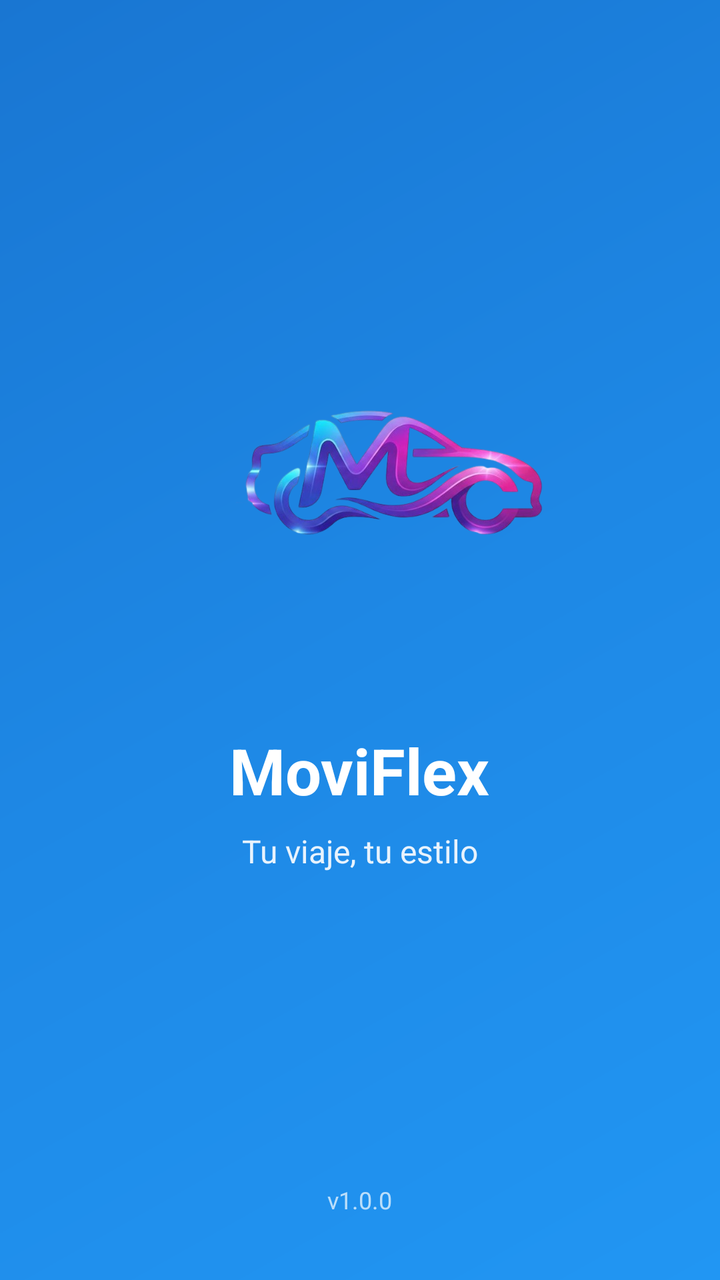
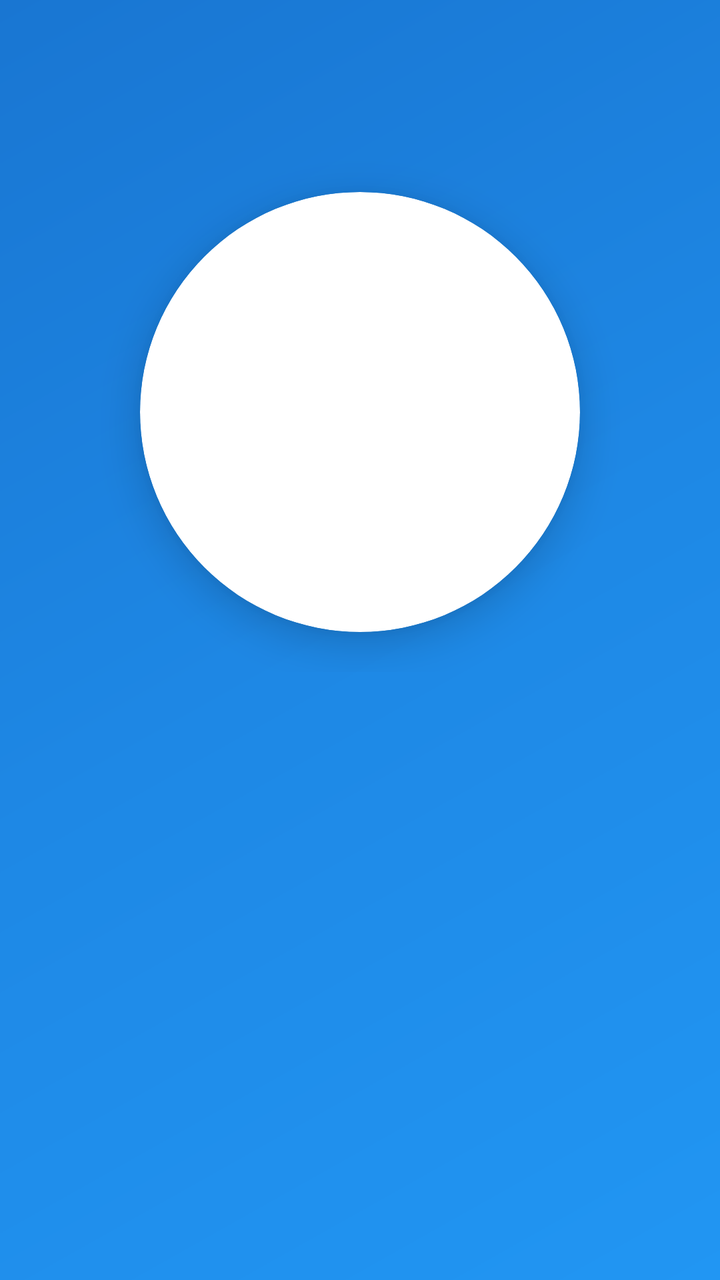

Before-and-after screenshots of an Android layout around one commit, followed by the original layout XML and the change that was made.
<!-- AndroidManifest.xml: application theme Theme.Moviflexx -->
<!-- res/layout/activity_main.xml -->
<?xml version="1.0" encoding="utf-8"?>
<RelativeLayout xmlns:android="http://schemas.android.com/apk/res/android"
    android:layout_width="match_parent"
    android:layout_height="match_parent"
    android:background="@drawable/splash_gradient">

    
    <LinearLayout
        android:layout_width="wrap_content"
        android:layout_height="wrap_content"
        android:layout_centerInParent="true"
        android:orientation="vertical"
        android:gravity="center">

        
        <ImageView
            android:id="@+id/splash_logo"
            android:layout_width="220dp"
            android:layout_height="220dp"
            android:src="@drawable/movi"
            android:contentDescription="@string/splash_logo_description"
            android:scaleType="fitCenter"/>

        
        <TextView
            android:id="@+id/app_name"
            android:layout_width="wrap_content"
            android:layout_height="wrap_content"
            android:text="@string/app_name"
            android:textSize="32sp"
            android:textColor="#FFFFFF"
            android:textStyle="bold"
            android:fontFamily="sans-serif"
            android:layout_marginTop="20dp"/>

        
        <TextView
            android:id="@+id/app_slogan"
            android:layout_width="wrap_content"
            android:layout_height="wrap_content"
            android:text="@string/splash_slogan"
            android:textSize="16sp"
            android:textColor="#FFFFFF"
            android:alpha="0.9"
            android:fontFamily="sans-serif"
            android:layout_marginTop="8dp"/>

        
        <ProgressBar
            android:id="@+id/splash_progress"
            style="?android:attr/progressBarStyle"
            android:layout_width="48dp"
            android:layout_height="48dp"
            android:layout_marginTop="32dp"
            android:indeterminateTint="#FFFFFF"/>
    </LinearLayout>

    
    <TextView
        android:layout_width="wrap_content"
        android:layout_height="wrap_content"
        android:text="@string/splash_version"
        android:textSize="12sp"
        android:textColor="#FFFFFF"
        android:alpha="0.7"
        android:layout_alignParentBottom="true"
        android:layout_centerHorizontal="true"
        android:layout_marginBottom="32dp"
        android:fontFamily="sans-serif"/>
</RelativeLayout>
<!-- resources referenced by this layout -->
<resources>
  <!-- drawable movi: png bitmap (drawable, 177579 bytes) -->
  <!-- drawable splash_gradient (drawable) -->
  <?xml version="1.0" encoding="utf-8"?>
  <shape xmlns:android="http://schemas.android.com/apk/res/android">
      <gradient
          android:angle="135"
          android:startColor="#2196F3"
          android:centerColor="#1E88E5"
          android:endColor="#1976D2"
          android:type="linear"/>
  </shape>
  <string name="app_name">MoviFlex</string>
  <string name="splash_logo_description">Logo de la aplicación</string>
  <string name="splash_slogan">Tu viaje, tu estilo</string>
  <string name="splash_version">v1.0.0</string>
  <style name="Theme.Moviflexx" parent="Base.Theme.Moviflexx" />
  <style name="Base.Theme.Moviflexx" parent="Theme.Material3.DayNight.NoActionBar">
          
          
      </style>
</resources>

<!-- the commit's change to res/layout/activity_main.xml (unified diff, before → after) -->
@@ -1,70 +1,223 @@
 <?xml version="1.0" encoding="utf-8"?>
 <RelativeLayout xmlns:android="http://schemas.android.com/apk/res/android"
+    xmlns:app="http://schemas.android.com/apk/res-auto"
     android:layout_width="match_parent"
     android:layout_height="match_parent"
     android:background="@drawable/splash_gradient">
 
     
-    <LinearLayout
+    <View
+        android:id="@+id/shine_effect"
+        android:layout_width="match_parent"
+        android:layout_height="match_parent"
+        android:alpha="0.0"
+        android:background="@drawable/movi"/>
+
+    
+    <View
+        android:id="@+id/particle_1"
+        android:layout_width="8dp"
+        android:layout_height="8dp"
+        android:layout_marginStart="50dp"
+        android:layout_marginTop="100dp"
+        android:background="@drawable/particle_circle"
+        android:alpha="0.0"/>
+
+    <View
+        android:id="@+id/particle_2"
+        android:layout_width="6dp"
+        android:layout_height="6dp"
+        android:layout_marginEnd="80dp"
+        android:layout_marginTop="200dp"
+        android:layout_alignParentEnd="true"
+        android:background="@drawable/particle_circle"
+        android:alpha="0.0"/>
+
+    <View
+        android:id="@+id/particle_3"
+        android:layout_width="10dp"
+        android:layout_height="10dp"
+        android:layout_marginStart="100dp"
+        android:layout_marginBottom="150dp"
+        android:layout_alignParentBottom="true"
+        android:background="@drawable/particle_circle"
+        android:alpha="0.0"/>
+
+    
+    <androidx.cardview.widget.CardView
+        android:id="@+id/main_container"
         android:layout_width="wrap_content"
         android:layout_height="wrap_content"
         android:layout_centerInParent="true"
-        android:orientation="vertical"
-        android:gravity="center">
-
-        
-        <ImageView
-            android:id="@+id/splash_logo"
-            android:layout_width="220dp"
-            android:layout_height="220dp"
-            android:src="@drawable/movi"
-            android:contentDescription="@string/splash_logo_description"
-            android:scaleType="fitCenter"/>
-
-        
-        <TextView
-            android:id="@+id/app_name"
+        app:cardBackgroundColor="#00000000"
+        app:cardElevation="0dp"
+        app:cardCornerRadius="24dp">
+
+        <LinearLayout
             android:layout_width="wrap_content"
             android:layout_height="wrap_content"
-            android:text="@string/app_name"
-            android:textSize="32sp"
-            android:textColor="#FFFFFF"
-            android:textStyle="bold"
-            android:fontFamily="sans-serif"
-            android:layout_marginTop="20dp"/>
-
-        
+            android:orientation="vertical"
+            android:gravity="center"
+            android:padding="24dp">
+
+            
+            <FrameLayout
+                android:layout_width="260dp"
+                android:layout_height="260dp">
+
+                
+                <View
+                    android:id="@+id/circle_outer"
+                    android:layout_width="260dp"
+                    android:layout_height="260dp"
+                    android:layout_gravity="center"
+                    android:background="@drawable/circle_ripple"
+                    android:alpha="0.0"/>
+
+                
+                <View
+                    android:id="@+id/circle_middle"
+                    android:layout_width="240dp"
+                    android:layout_height="240dp"
+                    android:layout_gravity="center"
+                    android:background="@drawable/circle_glow"
+                    android:alpha="0.0"/>
+
+                
+                <androidx.cardview.widget.CardView
+                    android:layout_width="220dp"
+                    android:layout_height="220dp"
+                    android:layout_gravity="center"
+                    app:cardCornerRadius="110dp"
+                    app:cardElevation="12dp"
+                    app:cardBackgroundColor="#FFFFFF">
+
+                    <ImageView
+                        android:id="@+id/splash_logo"
+                        android:layout_width="match_parent"
+                        android:layout_height="match_parent"
+                        android:src="@drawable/movi"
+                        android:contentDescription="@string/splash_logo_description"
+                        android:scaleType="fitCenter"
+                        android:padding="40dp"
+                        android:alpha="0.0"/>
+                </androidx.cardview.widget.CardView>
+            </FrameLayout>
+
+            
+            <LinearLayout
+                android:id="@+id/text_container"
+                android:layout_width="wrap_content"
+                android:layout_height="wrap_content"
+                android:orientation="vertical"
+                android:gravity="center"
+                android:layout_marginTop="24dp"
+                android:alpha="0.0">
+
+                
+                <TextView
+                    android:id="@+id/app_name"
+                    android:layout_width="wrap_content"
+                    android:layout_height="wrap_content"
+                    android:text="@string/app_name"
+                    android:textSize="42sp"
+                    android:textColor="#FFFFFF"
+                    android:textStyle="bold"
+                    android:fontFamily="sans-serif-medium"
+                    android:letterSpacing="0.05"
+                    android:shadowColor="#80000000"
+                    android:shadowDx="0"
+                    android:shadowDy="4"
+                    android:shadowRadius="8"/>
+
+                
+                <View
+                    android:id="@+id/decorative_line"
+                    android:layout_width="120dp"
+                    android:layout_height="3dp"
+                    android:layout_marginTop="12dp"
+                    android:background="@drawable/line_gradient"
+                    android:alpha="0.9"/>
+
+                
+                <TextView
+                    android:id="@+id/app_slogan"
+                    android:layout_width="wrap_content"
+                    android:layout_height="wrap_content"
+                    android:text="@string/splash_slogan"
+                    android:textSize="18sp"
+                    android:textColor="#FFFFFF"
+                    android:alpha="0.95"
+                    android:fontFamily="sans-serif-light"
+                    android:letterSpacing="0.08"
+                    android:layout_marginTop="12dp"
+                    android:shadowColor="#40000000"
+                    android:shadowDx="0"
+                    android:shadowDy="2"
+                    android:shadowRadius="4"/>
+            </LinearLayout>
+
+            
+            <FrameLayout
+                android:id="@+id/progress_container"
+                android:layout_width="wrap_content"
+                android:layout_height="wrap_content"
+                android:layout_marginTop="40dp"
+                android:alpha="0.0">
+
+                
+                <ProgressBar
+                    android:id="@+id/splash_progress_bg"
+                    style="?android:attr/progressBarStyle"
+                    android:layout_width="56dp"
+                    android:layout_height="56dp"
+                    android:indeterminateTint="#40FFFFFF"/>
+
+                
+                <ProgressBar
+                    android:id="@+id/splash_progress"
+                    style="?android:attr/progressBarStyle"
+                    android:layout_width="56dp"
+                    android:layout_height="56dp"
+                    android:indeterminateTint="#FFFFFF"/>
+            </FrameLayout>
+        </LinearLayout>
+    </androidx.cardview.widget.CardView>
+
+    
+    <LinearLayout
+        android:id="@+id/version_container"
+        android:layout_width="wrap_content"
+        android:layout_height="wrap_content"
+        android:orientation="horizontal"
+        android:layout_alignParentBottom="true"
+        android:layout_centerHorizontal="true"
+        android:layout_marginBottom="40dp"
+        android:alpha="0.0"
+        android:gravity="center">
+
+        <View
+            android:layout_width="40dp"
+            android:layout_height="1dp"
+            android:background="#60FFFFFF"
+            android:layout_gravity="center_vertical"/>
+
         <TextView
-            android:id="@+id/app_slogan"
             android:layout_width="wrap_content"
             android:layout_height="wrap_content"
-            android:text="@string/splash_slogan"
-            android:textSize="16sp"
+            android:text="@string/splash_version"
+            android:textSize="13sp"
             android:textColor="#FFFFFF"
-            android:alpha="0.9"
-            android:fontFamily="sans-serif"
-            android:layout_marginTop="8dp"/>
-
-        
-        <ProgressBar
-            android:id="@+id/splash_progress"
-            style="?android:attr/progressBarStyle"
-            android:layout_width="48dp"
-            android:layout_height="48dp"
-            android:layout_marginTop="32dp"
-            android:indeterminateTint="#FFFFFF"/>
+            android:alpha="0.85"
+            android:fontFamily="sans-serif-light"
+            android:letterSpacing="0.1"
+            android:layout_marginHorizontal="12dp"/>
+
+        <View
+            android:layout_width="40dp"
+            android:layout_height="1dp"
+            android:background="#60FFFFFF"
+            android:layout_gravity="center_vertical"/>
     </LinearLayout>
 
-    
-    <TextView
-        android:layout_width="wrap_content"
-        android:layout_height="wrap_content"
-        android:text="@string/splash_version"
-        android:textSize="12sp"
-        android:textColor="#FFFFFF"
-        android:alpha="0.7"
-        android:layout_alignParentBottom="true"
-        android:layout_centerHorizontal="true"
-        android:layout_marginBottom="32dp"
-        android:fontFamily="sans-serif"/>
 </RelativeLayout>
<!-- resource entries referenced after the edit -->
@@ -1,6 +1,35 @@
 <!-- resources referenced by this layout -->
 <resources>
+  <!-- drawable circle_glow (drawable) -->
+  <shape xmlns:android="http://schemas.android.com/apk/res/android"
+      android:shape="oval">
+      <stroke
+          android:width="3dp"
+          android:color="#80FFFFFF"/>
+      <solid android:color="#20FFFFFF"/>
+  </shape>
+  <!-- drawable circle_ripple (drawable) -->
+  <shape xmlns:android="http://schemas.android.com/apk/res/android"
+      android:shape="oval">
+      <stroke
+          android:width="2dp"
+          android:color="#60FFFFFF"/>
+  </shape>
+  <!-- drawable line_gradient (drawable) -->
+  <shape xmlns:android="http://schemas.android.com/apk/res/android">
+      <gradient
+          android:angle="0"
+          android:startColor="#00FFFFFF"
+          android:centerColor="#FFFFFF"
+          android:endColor="#00FFFFFF"
+          android:type="linear"/>
+  </shape>
   <!-- drawable movi: png bitmap (drawable, 177579 bytes) -->
+  <!-- drawable particle_circle (drawable) -->
+  <shape xmlns:android="http://schemas.android.com/apk/res/android"
+      android:shape="oval">
+      <solid android:color="#FFFFFF"/>
+  </shape>
   <!-- drawable splash_gradient (drawable) -->
   <?xml version="1.0" encoding="utf-8"?>
   <shape xmlns:android="http://schemas.android.com/apk/res/android">
